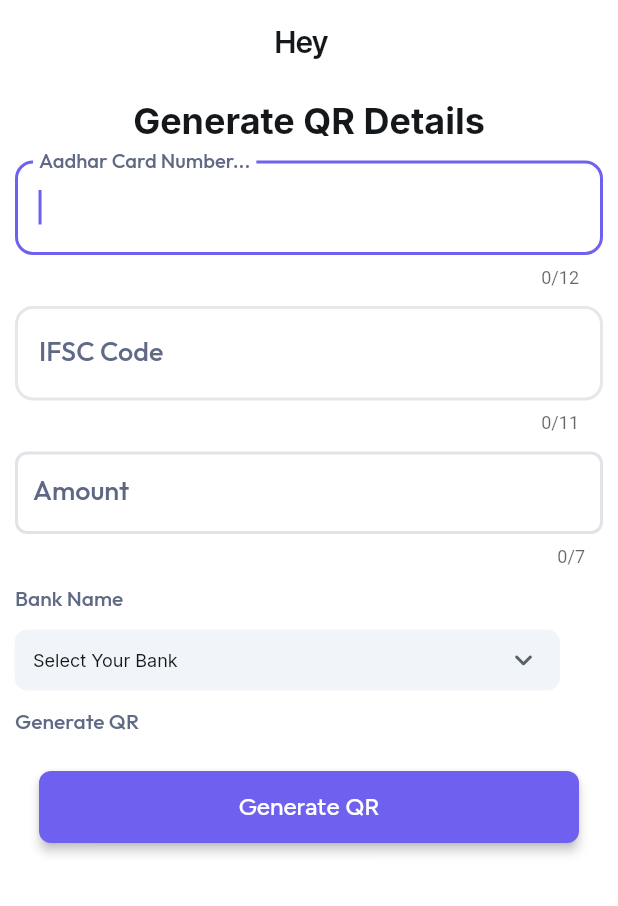
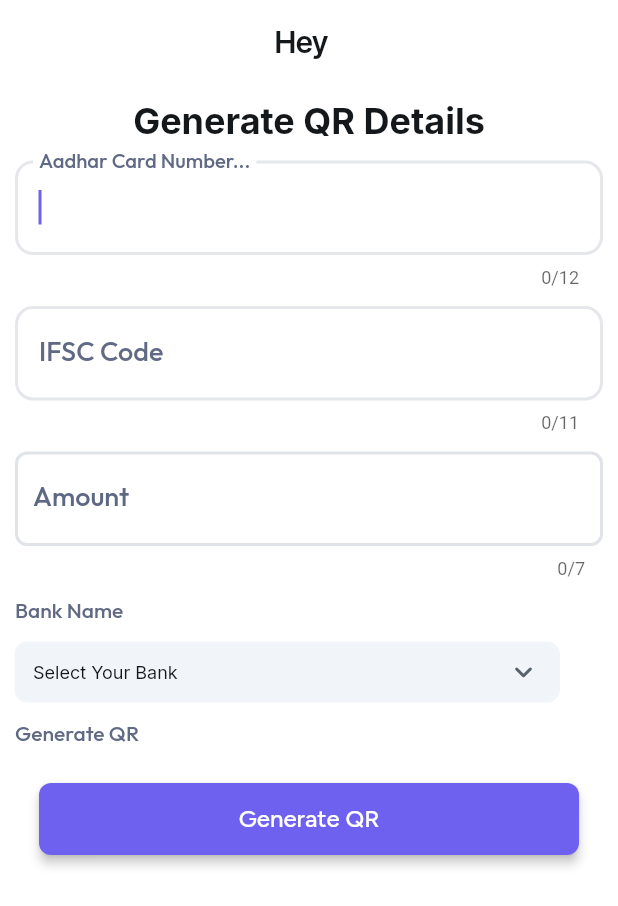
Before and after one commit to abhishek91656ashu/flutter_flow, a Flutter app: the Create04TaskWidget screen opened by its route, on a phone screen of 412 x 824 dp. Shown: the top 906 px of the screen. Run offline on Flutter 3.47's test engine with Material 3 defaults, Android fonts, the light colour scheme and no system bars; drawn by our look-alikes of auto_size_text, dropdown_button2; our stand-ins replace equatable, font_awesome_flutter, from_css_color, go_router, google_fonts, page_transition and 3 more; missing offline and left inert: json_path, mime_type; accounts and stored records are empty.

Commit message:
Updating to latest FlutterFlow output.

```diff
--- a/lib/pages/create04_task/create04_task_widget.dart
+++ b/lib/pages/create04_task/create04_task_widget.dart
@@ -66,8 +66,8 @@ class _Create04TaskWidgetState extends State<Create04TaskWidget> {
               Container(
                 width: 465.0,
                 height: 28.0,
-                decoration: BoxDecoration(
-                  color: FlutterFlowTheme.of(context).secondaryBackground,
+                decoration: const BoxDecoration(
+                  color: Color(0x00FFFFFF),
                 ),
               ),
               Align(
@@ -99,8 +99,8 @@ class _Create04TaskWidgetState extends State<Create04TaskWidget> {
               Container(
                 width: 465.0,
                 height: 28.0,
-                decoration: BoxDecoration(
-                  color: FlutterFlowTheme.of(context).secondaryBackground,
+                decoration: const BoxDecoration(
+                  color: Color(0x00E0E3E7),
                 ),
               ),
             ].divide(const SizedBox(height: 4.0)),
@@ -173,7 +173,7 @@ class _Create04TaskWidgetState extends State<Create04TaskWidget> {
                     ),
                     focusedBorder: OutlineInputBorder(
                       borderSide: const BorderSide(
-                        color: Color(0xFF6F61EF),
+                        color: Color(0xFFE5E7EB),
                         width: 2.0,
                       ),
                       borderRadius: BorderRadius.circular(12.0),
@@ -304,7 +304,7 @@ class _Create04TaskWidgetState extends State<Create04TaskWidget> {
                   textInputAction: TextInputAction.next,
                   obscureText: false,
                   decoration: InputDecoration(
-                    isDense: true,
+                    isDense: false,
                     labelText: 'Amount',
                     labelStyle:
                         FlutterFlowTheme.of(context).headlineMedium.override(
@@ -362,7 +362,7 @@ class _Create04TaskWidgetState extends State<Create04TaskWidget> {
                   maxLength: 7,
                   maxLengthEnforcement: MaxLengthEnforcement.enforced,
                   keyboardType: TextInputType.number,
-                  cursorColor: FlutterFlowTheme.of(context).primaryText,
+                  cursorColor: FlutterFlowTheme.of(context).primaryBackground,
                   validator:
                       _model.amountTextControllerValidator.asValidator(context),
                   inputFormatters: [
```
